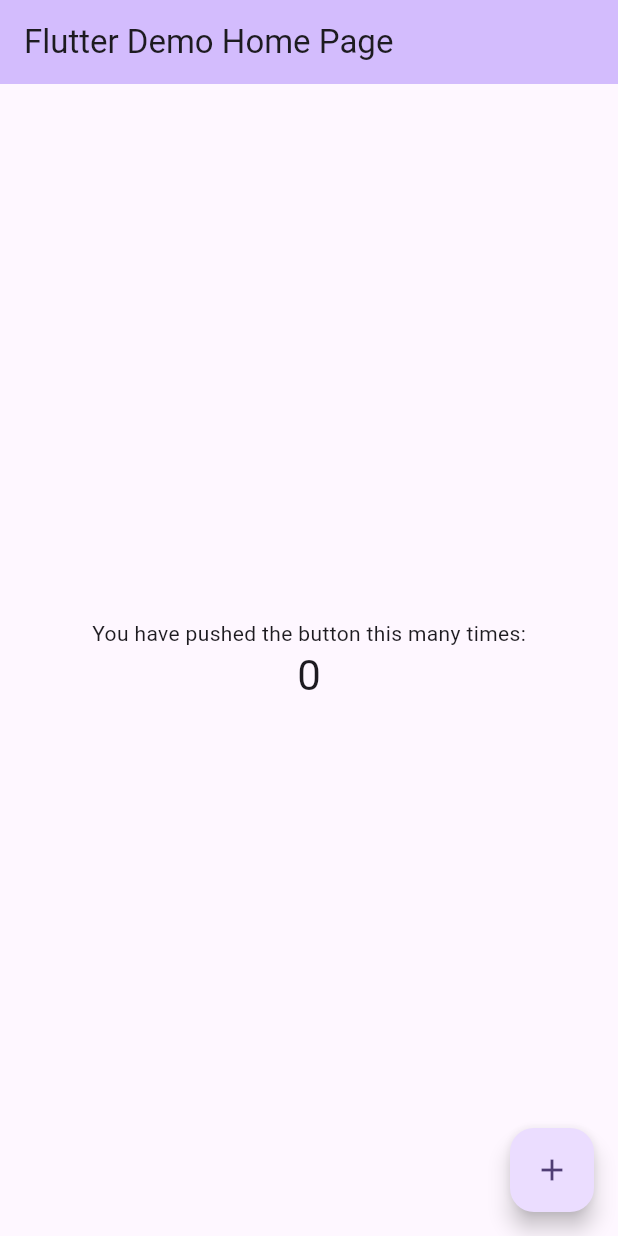
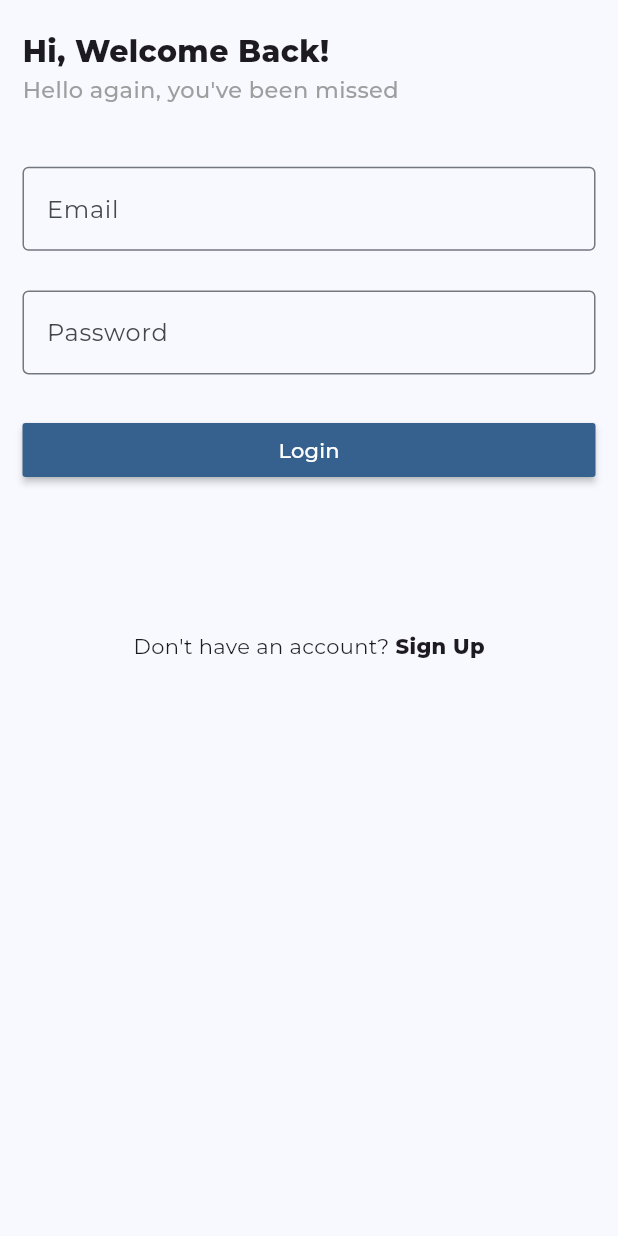
Before and after one commit to nimendra-ag/chatapp, a Flutter app: the screen it shows after launch, on a phone screen of 412 x 824 dp. Run offline on Flutter 3.47's test engine with Material 3 defaults, Android fonts, the phone set to English and light mode, and no system bars; our stand-ins replace firebase_analytics, firebase_auth, firebase_core, get_it, google_fonts; accounts and stored records are empty.

Commit message:
There was an isssue with the code on the YouTube. But I resolved it. (57.37)

```diff
--- /dev/null
+++ b/lib/consts.dart
@@ -0,0 +1,10 @@
+final RegExp EMAIL_VALIDATION_REGEX =
+    RegExp(r"^[\w-\.]+@([\w-]+\.)+[\w-]{2,4}$");
+
+final RegExp PASSWORD_VALIDATION_REGEX =
+    RegExp(r"^(?=.*\d)(?=.*[a-z])(?=.*[A-Z])(?=.*[a-zA-Z]).{8,}$");
+
+final RegExp NAME_VALIDATION_REGEX = RegExp(r"\b([A-ZÀ-ÿ][-,a-z. ']+[ ]*)+");
+
+final String PLACEHOLDER_PFP =
+    "https://t3.ftcdn.net/jpg/05/16/27/58/360_F_516275801_f3Fsp17x6HQK0xQgDQEELoTuERO4SsWV.jpg";
--- a/lib/main.dart
+++ b/lib/main.dart
@@ -1,7 +1,18 @@
+import 'package:chatapp/pages/login_page.dart';
+import 'package:chatapp/utils.dart';
+import 'package:firebase_analytics/firebase_analytics.dart';
 import 'package:flutter/material.dart';
+import 'package:google_fonts/google_fonts.dart';
 
-void main() {
+void main() async {
+  await setup();
   runApp(const MyApp());
+}
+
+Future<void> setup() async {
+  WidgetsFlutterBinding.ensureInitialized();
+  await setUpFirebase();
+  await registerServices();
 }
 
 class MyApp extends StatelessWidget {
@@ -12,114 +23,14 @@ class MyApp extends StatelessWidget {
   Widget build(BuildContext context) {
     return MaterialApp(
       title: 'Flutter Demo',
+      debugShowCheckedModeBanner: false,
       theme: ThemeData(
-        // This is the theme of your application.
-        //
-        // TRY THIS: Try running your application with "flutter run". You'll see
-        // the application has a purple toolbar. Then, without quitting the app,
-        // try changing the seedColor in the colorScheme below to Colors.green
-        // and then invoke "hot reload" (save your changes or press the "hot
-        // reload" button in a Flutter-supported IDE, or press "r" if you used
-        // the command line to start the app).
-        //
-        // Notice that the counter didn't reset back to zero; the application
-        // state is not lost during the reload. To reset the state, use hot
-        // restart instead.
-        //
-        // This works for code too, not just values: Most code changes can be
-        // tested with just a hot reload.
-        colorScheme: ColorScheme.fromSeed(seedColor: Colors.deepPurple),
+        colorScheme: ColorScheme.fromSeed(seedColor: Colors.blue),
         useMaterial3: true,
+        textTheme: GoogleFonts.montserratTextTheme(),
       ),
-      home: const MyHomePage(title: 'Flutter Demo Home Page'),
+      home: const LoginPage()
+
     );
   }
 }
-
-class MyHomePage extends StatefulWidget {
-  const MyHomePage({super.key, required this.title});
-
-  // This widget is the home page of your application. It is stateful, meaning
-  // that it has a State object (defined below) that contains fields that affect
-  // how it looks.
-
-  // This class is the configuration for the state. It holds the values (in this
-  // case the title) provided by the parent (in this case the App widget) and
-  // used by the build method of the State. Fields in a Widget subclass are
-  // always marked "final".
-
-  final String title;
-
-  @override
-  State<MyHomePage> createState() => _MyHomePageState();
-}
-
-class _MyHomePageState extends State<MyHomePage> {
-  int _counter = 0;
-
-  void _incrementCounter() {
-    setState(() {
-      // This call to setState tells the Flutter framework that something has
-      // changed in this State, which causes it to rerun the build method below
-      // so that the display can reflect the updated values. If we changed
-      // _counter without calling setState(), then the build method would not be
-      // called again, and so nothing would appear to happen.
-      _counter++;
-    });
-  }
-
-  @override
-  Widget build(BuildContext context) {
-    // This method is rerun every time setState is called, for instance as done
-    // by the _incrementCounter method above.
-    //
-    // The Flutter framework has been optimized to make rerunning build methods
-    // fast, so that you can just rebuild anything that needs updating rather
-    // than having to individually change instances of widgets.
-    return Scaffold(
-      appBar: AppBar(
-        // TRY THIS: Try changing the color here to a specific color (to
-        // Colors.amber, perhaps?) and trigger a hot reload to see the AppBar
-        // change color while the other colors stay the same.
-        backgroundColor: Theme.of(context).colorScheme.inversePrimary,
-        // Here we take the value from the MyHomePage object that was created by
-        // the App.build method, and use it to set our appbar title.
-        title: Text(widget.title),
-      ),
-      body: Center(
-        // Center is a layout widget. It takes a single child and positions it
-        // in the middle of the parent.
-        child: Column(
-          // Column is also a layout widget. It takes a list of children and
-          // arranges them vertically. By default, it sizes itself to fit its
-          // children horizontally, and tries to be as tall as its parent.
-          //
-          // Column has various properties to control how it sizes itself and
-          // how it positions its children. Here we use mainAxisAlignment to
-          // center the children vertically; the main axis here is the vertical
-          // axis because Columns are vertical (the cross axis would be
-          // horizontal).
-          //
-          // TRY THIS: Invoke "debug painting" (choose the "Toggle Debug Paint"
-          // action in the IDE, or press "p" in the console), to see the
-          // wireframe for each widget.
-          mainAxisAlignment: MainAxisAlignment.center,
-          children: <Widget>[
-            const Text(
-              'You have pushed the button this many times:',
-            ),
-            Text(
-              '$_counter',
-              style: Theme.of(context).textTheme.headlineMedium,
-            ),
-          ],
-        ),
-      ),
-      floatingActionButton: FloatingActionButton(
-        onPressed: _incrementCounter,
-        tooltip: 'Increment',
-        child: const Icon(Icons.add),
-      ), // This trailing comma makes auto-formatting nicer for build methods.
-    );
-  }
-}
--- /dev/null
+++ b/lib/pages/login_page.dart
@@ -0,0 +1,134 @@
+import 'package:chatapp/consts.dart';
+import 'package:chatapp/widgets/custom_form_field.dart';
+import 'package:flutter/material.dart';
+import 'package:flutter/widgets.dart';
+
+class LoginPage extends StatefulWidget {
+  const LoginPage({super.key});
+
+  @override
+  State<LoginPage> createState() => _LoginPageState();
+}
+
+class _LoginPageState extends State<LoginPage> {
+  final GlobalKey<FormState> _loginFormKey = GlobalKey();
+
+  @override
+  Widget build(BuildContext context) {
+    return Scaffold(resizeToAvoidBottomInset: false, body: _buildUI());
+  }
+
+  Widget _buildUI() {
+    return SafeArea(
+      child: Padding(
+        padding: const EdgeInsets.symmetric(
+          horizontal: 15.0,
+          vertical: 20.0,
+        ),
+        child: Column(
+          children: [
+            _headerText(),
+            _loginForm(),
+          ],
+        ),
+      ),
+    );
+  }
+
+  Widget _headerText() {
+    return SizedBox(
+      width: MediaQuery.sizeOf(context).width,
+      child: const Column(
+        mainAxisSize: MainAxisSize.max,
+        mainAxisAlignment: MainAxisAlignment.start,
+        crossAxisAlignment: CrossAxisAlignment.start,
+        children: [
+          Text(
+            "Hi, Welcome Back!",
+            style: TextStyle(
+              fontSize: 20.0,
+              fontWeight: FontWeight.w800,
+            ),
+          ),
+          Text(
+            "Hello again, you've been missed",
+            style: TextStyle(
+              fontSize: 15,
+              fontWeight: FontWeight.w500,
+              color: Colors.grey,
+            ),
+          )
+        ],
+      ),
+    );
+  }
+
+  Widget _loginForm() {
+    return Container(
+      height: MediaQuery.sizeOf(context).height * 0.40,
+      margin: EdgeInsets.symmetric(
+        vertical: MediaQuery.sizeOf(context).height * 0.05,
+      ),
+      child: Form(
+          key: _loginFormKey,
+          child: Column(
+            mainAxisSize: MainAxisSize.max,
+            mainAxisAlignment: MainAxisAlignment.spaceEvenly,
+            crossAxisAlignment: CrossAxisAlignment.center,
+            children: [
+              CustomFormField(
+                hintText: "Email",
+                validationRegEx: EMAIL_VALIDATION_REGEX,
+                height: MediaQuery.sizeOf(context).height * 0.1,
+              ),
+              CustomFormField(
+                hintText: "Password",
+                validationRegEx: PASSWORD_VALIDATION_REGEX,
+                height: MediaQuery.sizeOf(context).height * 0.1,
+                obscureText: true,
+              ),
+              _loginButton(),
+              _createAnAccountLink(),
+            ],
+          )),
+    );
+  }
+
+  Widget _loginButton() {
+    return SizedBox(
+      width: MediaQuery.sizeOf(context).width,
+      child: MaterialButton(
+        onPressed: () {
+          if (_loginFormKey.currentState?.validate() ?? false) {
+            _loginFormKey.currentState?.save();
+          }
+        },
+        color: Theme.of(context).colorScheme.primary,
+        child: const Text(
+          "Login",
+          style: TextStyle(
+            color: Colors.white,
+          ),
+        ),
+      ),
+    );
+  }
+
+  Widget _createAnAccountLink() {
+    return const Expanded(
+        child: Row(
+      mainAxisSize: MainAxisSize.max,
+      mainAxisAlignment: MainAxisAlignment.center,
+      crossAxisAlignment: CrossAxisAlignment.end,
+      children: [
+        Text("Don't have an account? "),
+        Text(
+          "Sign Up",
+          style: TextStyle(
+            fontWeight: FontWeight.w800,
+          ),
+        )
+      ],
+    ));
+  }
+}
--- /dev/null
+++ b/lib/services/auth_service.dart
@@ -0,0 +1,27 @@
+import 'package:firebase_auth/firebase_auth.dart';
+
+class AuthService {
+  final FirebaseAuth _firebaseAuth = FirebaseAuth.instance;
+
+  User? _user;
+  User? get user {
+    return _user;
+  }
+
+  AuthService() {}
+
+  Future<bool> login(String email, String password) async {
+    try {
+      final credential = await _firebaseAuth.signInWithEmailAndPassword(
+          email: email, password: password);
+
+      if (credential.user != null) {
+        _user = credential.user;
+        return true;
+      }
+    } catch (e) {
+      print(e);
+    }
+    return false;
+  }
+}
--- /dev/null
+++ b/lib/utils.dart
@@ -0,0 +1,18 @@
+import 'package:chatapp/firebase_options.dart';
+import 'package:chatapp/services/auth_service.dart';
+import 'package:firebase_core/firebase_core.dart';
+import 'package:get_it/get_it.dart';
+
+Future<void> setUpFirebase() async {
+  await Firebase.initializeApp(
+    options: DefaultFirebaseOptions.currentPlatform,
+  );
+}
+
+Future<void> registerServices() async {
+  final GetIt getIt = GetIt.instance;
+
+  if (!getIt.isRegistered<AuthService>()) {
+    getIt.registerSingleton<AuthService>(AuthService());
+  }
+}
--- /dev/null
+++ b/lib/widgets/custom_form_field.dart
@@ -0,0 +1,36 @@
+import 'package:flutter/material.dart';
+
+class CustomFormField extends StatelessWidget {
+  final String hintText;
+  final double height;
+  final RegExp validationRegEx;
+  final bool obscureText;
+
+  const CustomFormField({
+    super.key,
+    required this.hintText,
+    required this.height,
+    required this.validationRegEx,
+    this.obscureText = false
+  });
+
+  @override
+  Widget build(BuildContext context) {
+    return SizedBox(
+      height: height,
+      child: TextFormField(
+        obscureText: obscureText,
+        validator: (value) {
+          if (value != null && validationRegEx.hasMatch(value)) {
+            return null;
+          }
+          return "Enter a valid ${hintText.toLowerCase()}";
+        },
+        decoration: InputDecoration(
+          hintText: hintText,
+          border: const OutlineInputBorder(),
+        ),
+      ),
+    );
+  }
+}
```
Also changed, not shown: firebase.json (added), lib/firebase_options.dart (added), 3 other files.
